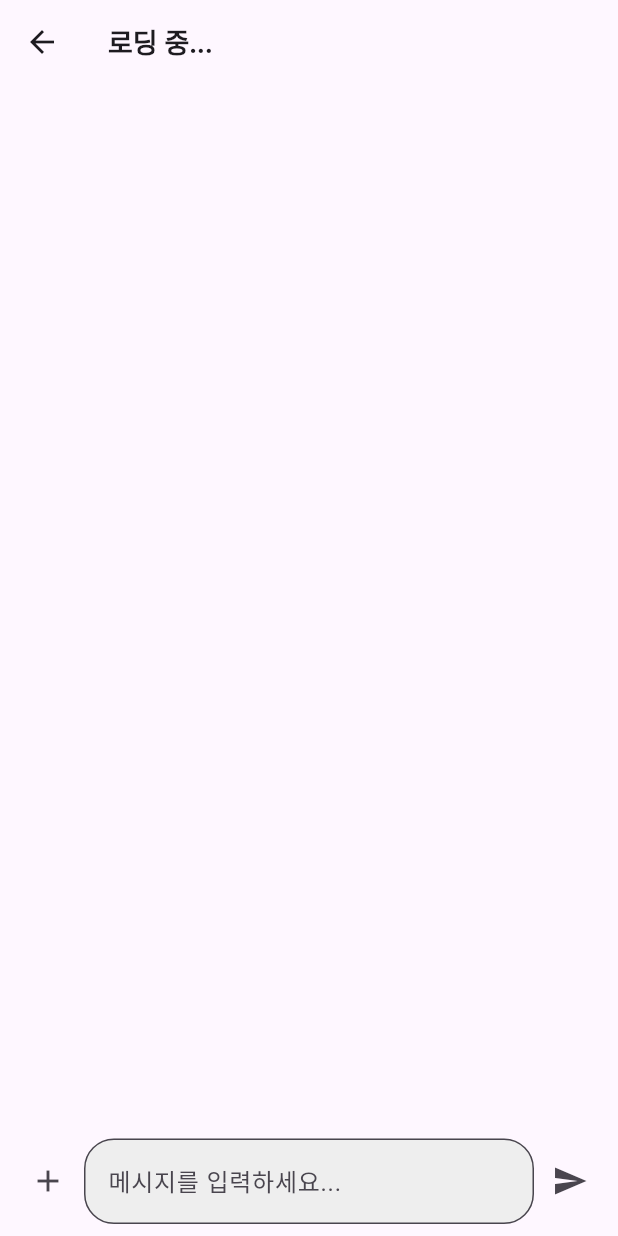
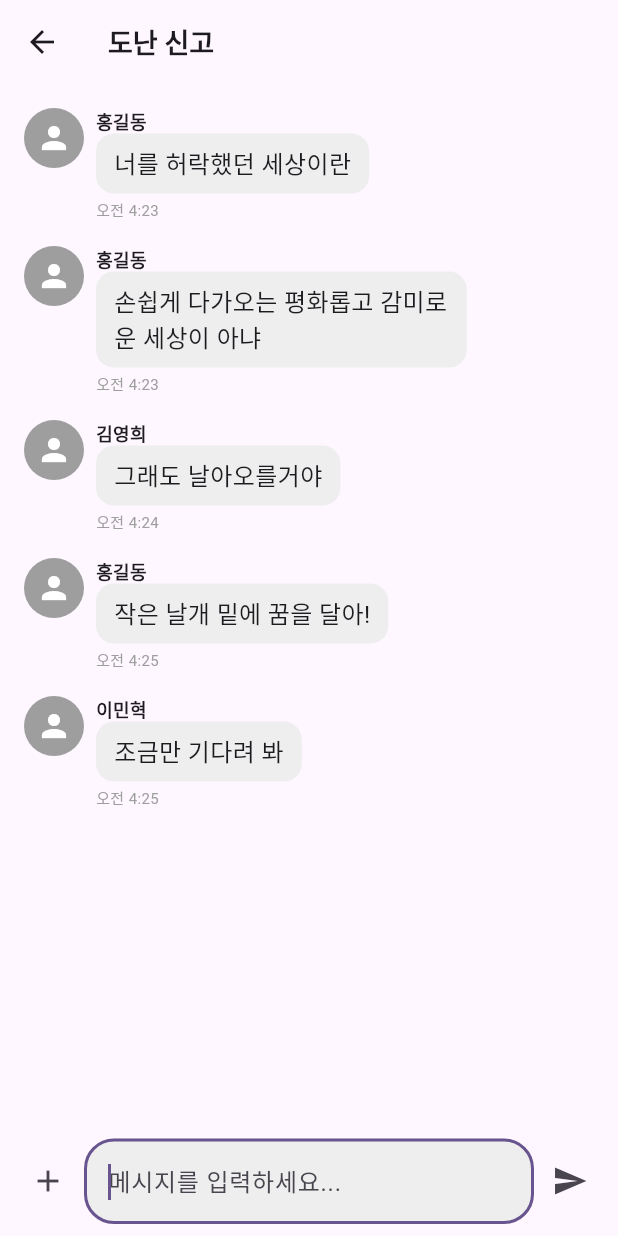
Before and after one commit to HongWonjong/region-based-chat, a Flutter app: the screen it shows after launch, after a tap on the "send" icon, on a phone screen of 412 x 824 dp. Run offline on Flutter 3.47's test engine with Material 3 defaults, Android fonts, the phone set to English and light mode, and no system bars; our stand-ins replace cloud_firestore, firebase_core, flutter_riverpod; accounts and stored records are empty; generated files the repository leaves out were written again.

Commit message:
feature: 더미데이터로 채팅 페이지 UI 임시 제작(추후 파이어베이스와 연동할 것)

```diff
--- a/lib/models/dummy_data_for_chat_page.dart
+++ b/lib/models/dummy_data_for_chat_page.dart
@@ -7,18 +7,18 @@ final dummyChat = Chat(
   createdBy: 'user123',
   createdAt: DateTime.parse('2025-04-22T00:00:00Z'),
   participants: ['user123', 'user456', 'user789'],
-  lastMessage: '대문에 맞았기 때문에 간나다 ㄱㅏ',
+  lastMessage: '그래 그리 쉽지는 않겠지',
   lastMessageTime: DateTime.parse('2025-04-22T10:00:00Z'),
   lastMessageSender: 'user789',
   typing: [],
 );
 
-final dummyMessages = [
+List<Message> dummyMessages = [
   Message(
     messageId: 'msg001',
     senderId: 'user123',
     senderName: '홍길동',
-    message: '전화번호 안가져오대?',
+    message: '너를 허락했던 세상이란',
     type: 'text',
     timestamp: DateTime.parse('2025-04-22T04:23:00Z'),
     readBy: ['user123', 'user456', 'user789'],
@@ -27,7 +27,7 @@ final dummyMessages = [
     messageId: 'msg002',
     senderId: 'user123',
     senderName: '홍길동',
-    message: '교회 안가서 잔뜩부족했어',
+    message: '손쉽게 다가오는 평화롭고 감미로운 세상이 아냐',
     type: 'text',
     timestamp: DateTime.parse('2025-04-22T04:23:00Z'),
     readBy: ['user123', 'user456', 'user789'],
@@ -36,7 +36,7 @@ final dummyMessages = [
     messageId: 'msg003',
     senderId: 'user456',
     senderName: '김영희',
-    message: '파리바게트 열린다!',
+    message: '그래도 날아오를거야',
     type: 'text',
     timestamp: DateTime.parse('2025-04-22T04:24:00Z'),
     readBy: ['user123', 'user456', 'user789'],
@@ -45,7 +45,7 @@ final dummyMessages = [
     messageId: 'msg004',
     senderId: 'user123',
     senderName: '홍길동',
-    message: '감사합니다!',
+    message: '작은 날개 밑에 꿈을 달아!',
     type: 'text',
     timestamp: DateTime.parse('2025-04-22T04:25:00Z'),
     readBy: ['user123', 'user456', 'user789'],
@@ -54,7 +54,7 @@ final dummyMessages = [
     messageId: 'msg005',
     senderId: 'user789',
     senderName: '이민혁',
-    message: '대문에 맞았기 때문에 간나다 ㄱㅏ',
+    message: '조금만 기다려 봐',
     type: 'text',
     timestamp: DateTime.parse('2025-04-22T04:25:00Z'),
     readBy: ['user123', 'user456', 'user789'],
--- a/lib/pages/chat_page.dart
+++ b/lib/pages/chat_page.dart
@@ -3,7 +3,7 @@ import 'package:flutter_riverpod/flutter_riverpod.dart';
 import 'package:intl/intl.dart';
 import '../providers/chat_providers.dart';
 
-class ChatPage extends ConsumerWidget {
+class ChatPage extends ConsumerStatefulWidget {
   final String markerId;
   final String chatId;
 
@@ -14,16 +14,59 @@ class ChatPage extends ConsumerWidget {
   });
 
   @override
-  Widget build(BuildContext context, WidgetRef ref) {
-    final messages = ref.watch(chatNotifierProvider({
-      'markerId': markerId,
-      'chatId': chatId,
-    }));
-    final chat = ref.read(chatNotifierProvider({
-      'markerId': markerId,
-      'chatId': chatId,
-    }).notifier).chat;
-    final TextEditingController controller = TextEditingController();
+  ConsumerState<ChatPage> createState() => _ChatPageState();
+}
+
+class _ChatPageState extends ConsumerState<ChatPage> {
+  final TextEditingController _controller = TextEditingController();
+  final ScrollController _scrollController = ScrollController();
+  final FocusNode _focusNode = FocusNode();
+
+  @override
+  void initState() {
+    super.initState();
+    print('ChatPage initialized');
+    _focusNode.addListener(() {
+      print('Focus changed: ${_focusNode.hasFocus}');
+    });
+    WidgetsBinding.instance.addPostFrameCallback((_) {
+      _focusNode.requestFocus();
+    });
+  }
+
+  @override
+  void dispose() {
+    _controller.dispose();
+    _scrollController.dispose();
+    _focusNode.dispose();
+    super.dispose();
+  }
+
+  void _scrollToBottom() {
+    if (_scrollController.hasClients) {
+      print('Scrolling to bottom');
+      _scrollController.animateTo(
+        _scrollController.position.maxScrollExtent,
+        duration: const Duration(milliseconds: 300),
+        curve: Curves.easeOut,
+      );
+    }
+  }
+
+  @override
+  Widget build(BuildContext context) {
+    print('ChatPage build called');
+    final params = ChatParams(widget.markerId, widget.chatId);
+    final messages = ref.watch(chatNotifierProvider(params));
+    final chatAsync = ref.watch(chatProvider(params));
+
+    ref.listen(chatNotifierProvider(params), (previous, next) {
+      if (next.length > (previous?.length ?? 0)) {
+        _scrollToBottom();
+      }
+    });
+
+    print('Messages in UI: ${messages.length}');
 
     return Scaffold(
       appBar: AppBar(
@@ -31,21 +74,41 @@ class ChatPage extends ConsumerWidget {
           icon: const Icon(Icons.arrow_back),
           onPressed: () => Navigator.pop(context),
         ),
-        title: Text(
-          chat != null ? '${chat.title} 사건...' : '로딩 중...',
+        title: chatAsync.when(
+          data: (chat) => Text(
+            chat?.title ?? '로딩 중...',
             style: const TextStyle(
               fontSize: 18,
               fontWeight: FontWeight.bold,
+            ),
+          ),
+          loading: () => const Text(
+            '로딩 중...',
+            style: TextStyle(
+              fontSize: 18,
+              fontWeight: FontWeight.bold,
+            ),
+          ),
+          error: (error, stack) => const Text(
+            '오류 발생',
+            style: TextStyle(
+              fontSize: 18,
+              fontWeight: FontWeight.bold,
+            ),
           ),
         ),
       ),
       body: Column(
         children: [
           Expanded(
-            child: ListView.builder(
+            child: messages.isEmpty
+                ? const Center(child: Text('메시지가 없습니다.'))
+                : ListView.builder(
+              controller: _scrollController,
               padding: const EdgeInsets.all(16),
               itemCount: messages.length,
               itemBuilder: (context, index) {
+                try {
                   final message = messages[index];
                   final isMe = message.senderId == 'wonjonghong';
                   return Padding(
@@ -82,14 +145,17 @@ class ChatPage extends ConsumerWidget {
                               ),
                             Container(
                               constraints: BoxConstraints(
-                              maxWidth: MediaQuery.of(context).size.width * 0.6,
+                                maxWidth:
+                                MediaQuery.of(context).size.width * 0.6,
                               ),
                               padding: const EdgeInsets.symmetric(
                                 horizontal: 12,
                                 vertical: 8,
                               ),
                               decoration: BoxDecoration(
-                              color: isMe ? Colors.blue[100] : Colors.grey[200],
+                                color: isMe
+                                    ? Colors.blue[100]
+                                    : Colors.grey[200],
                                 borderRadius: BorderRadius.circular(12),
                               ),
                               child: Text(
@@ -99,7 +165,8 @@ class ChatPage extends ConsumerWidget {
                             ),
                             const SizedBox(height: 4),
                             Text(
-                            DateFormat('오전 h:mm').format(message.timestamp),
+                              DateFormat('오전 h:mm')
+                                  .format(message.timestamp),
                               style: const TextStyle(
                                 fontSize: 10,
                                 color: Colors.grey,
@@ -121,6 +188,10 @@ class ChatPage extends ConsumerWidget {
                       ],
                     ),
                   );
+                } catch (e) {
+                  print('Error rendering message at index $index: $e');
+                  return const SizedBox.shrink();
+                }
               },
             ),
           ),
@@ -131,12 +202,14 @@ class ChatPage extends ConsumerWidget {
                 IconButton(
                   icon: const Icon(Icons.add),
                   onPressed: () {
-                    // 이미지 추가 기능 (더미로 비워둠)
+                    print('Add button pressed');
                   },
                 ),
                 Expanded(
                   child: TextField(
-                    controller: controller,
+                    controller: _controller,
+                    focusNode: _focusNode,
+                    enabled: true,
                     decoration: InputDecoration(
                       hintText: '메시지를 입력하세요...',
                       border: OutlineInputBorder(
@@ -145,22 +218,38 @@ class ChatPage extends ConsumerWidget {
                       filled: true,
                       fillColor: Colors.grey[200],
                     ),
+                    onSubmitted: (value) {
+                      print('Text submitted: $value');
+                      if (value.isNotEmpty) {
+                        ref
+                            .read(chatNotifierProvider(params).notifier)
+                            .sendMessage(
+                          'wonjonghong',
+                          '홍원종',
+                          value,
+                          'text',
+                        );
+                        _controller.clear();
+                        _focusNode.requestFocus();
+                      }
+                    },
                   ),
                 ),
                 IconButton(
                   icon: const Icon(Icons.send),
                   onPressed: () {
-                    if (controller.text.isNotEmpty) {
-                      ref.read(chatNotifierProvider({
-                        'markerId': markerId,
-                        'chatId': chatId,
-                      }).notifier).sendMessage(
+                    print('Send button pressed: ${_controller.text}');
+                    if (_controller.text.isNotEmpty) {
+                      ref
+                          .read(chatNotifierProvider(params).notifier)
+                          .sendMessage(
                         'wonjonghong',
                         '홍원종',
-                        controller.text,
+                        _controller.text,
                         'text',
                       );
-                      controller.clear();
+                      _controller.clear();
+                      _focusNode.requestFocus();
                     }
                   },
                 ),
--- a/lib/providers/chat_providers.dart
+++ b/lib/providers/chat_providers.dart
@@ -3,6 +3,22 @@ import '../models/chat.dart';
 import '../models/message.dart';
 import '../repository/chat_repository.dart';
 
+class ChatParams {
+  final String markerId;
+  final String chatId;
+
+  ChatParams(this.markerId, this.chatId);
+
+  @override
+  bool operator ==(Object other) =>
+      identical(this, other) ||
+          other is ChatParams &&
+              markerId == other.markerId &&
+              chatId == other.chatId;
+
+  @override
+  int get hashCode => markerId.hashCode ^ chatId.hashCode;
+}
 
 class ChatNotifier extends StateNotifier<List<Message>> {
   final ChatRepository _repository;
@@ -11,23 +27,25 @@ class ChatNotifier extends StateNotifier<List<Message>> {
   Chat? _chat;
 
   ChatNotifier(this._repository, this.markerId, this.chatId) : super([]) {
-    _loadChat();
-    _loadMessages();
+    _loadData();
   }
 
   Chat? get chat => _chat;
 
-  Future<void> _loadChat() async {
+  Future<void> _loadData() async {
+    try {
       _chat = await _repository.getChat(markerId, chatId);
+      state = await _repository.getMessages(markerId, chatId);
+      print('Chat loaded: ${_chat?.title}, Messages: ${state.length}');
+    } catch (e) {
+      print('Error loading data: $e');
     }
-
-  Future<void> _loadMessages() async {
-    state = await _repository.getMessages(markerId, chatId);
   }
 
   Future<void> sendMessage(String senderId, String senderName, String message, String type) async {
+    try {
       final newMessage = Message(
-      messageId: 'msg${state.length + 1}', // 더미 ID 생성
+        messageId: 'msg${state.length + 1}',
         senderId: senderId,
         senderName: senderName,
         message: message,
@@ -37,9 +55,23 @@ class ChatNotifier extends StateNotifier<List<Message>> {
       );
       await _repository.sendMessage(markerId, chatId, newMessage);
       state = [...state, newMessage];
+      print('Message sent: ${newMessage.message}');
+    } catch (e) {
+      print('Error sending message: $e');
+    }
   }
 }
 
-final chatRepositoryProvider = Provider((ref) { return ChatRepository(); });
+final chatRepositoryProvider = Provider((ref) => ChatRepository());
 
-final chatNotifierProvider = StateNotifierProvider.family<ChatNotifier, List, Map<String, String>>((ref, params) { final repository = ref.watch(chatRepositoryProvider); return ChatNotifier(repository, params['markerId']!, params['chatId']!); });
+final chatNotifierProvider = StateNotifierProvider.family<ChatNotifier, List<Message>, ChatParams>(
+      (ref, params) {
+    final repository = ref.watch(chatRepositoryProvider);
+    return ChatNotifier(repository, params.markerId, params.chatId);
+  },
+);
+
+final chatProvider = FutureProvider.family<Chat?, ChatParams>((ref, params) async {
+  final repository = ref.watch(chatRepositoryProvider);
+  return await repository.getChat(params.markerId, params.chatId);
+});
--- a/lib/repository/chat_repository.dart
+++ b/lib/repository/chat_repository.dart
@@ -2,20 +2,29 @@ import '../models/chat.dart';
 import '../models/dummy_data_for_chat_page.dart';
 import '../models/message.dart';
 
-
 class ChatRepository {
   Future<Chat> getChat(String markerId, String chatId) async {
     // 더미 데이터 반환 (실제로는 Firebase에서 가져옴)
-    return dummyChat;
+    if (markerId == 'marker001' && chatId == 'chat001') {
+      return dummyChat;
+    }
+    throw Exception('Chat not found for markerId: $markerId, chatId: $chatId');
   }
 
   Future<List<Message>> getMessages(String markerId, String chatId) async {
-    // 더미 데이터 반환 (실제로는 Firebase에서 가져옴)
-    return dummyMessages;
+    print('getMessages called with markerId: $markerId, chatId: $chatId');
+    if (markerId == 'marker001' && chatId == 'chat001') {
+      print('Returning dummyMessages: ${dummyMessages.length} messages');
+      return dummyMessages;
+    }
+    print('Returning empty list');
+    return [];
   }
 
   Future<void> sendMessage(String markerId, String chatId, Message message) async {
-    // 더미 데이터에서는 아무 작업 안 함 (실제로는 Firebase에 추가)
-    // 예: FirebaseFirestore.instance.collection('Markers').doc(markerId)...
+    // 더미 데이터에 메시지 추가 (실제로는 Firebase에 저장)
+    if (markerId == 'marker001' && chatId == 'chat001') {
+      dummyMessages.add(message);
+    }
   }
 }
```
Lines whose indentation alone changed are shown as unchanged.
